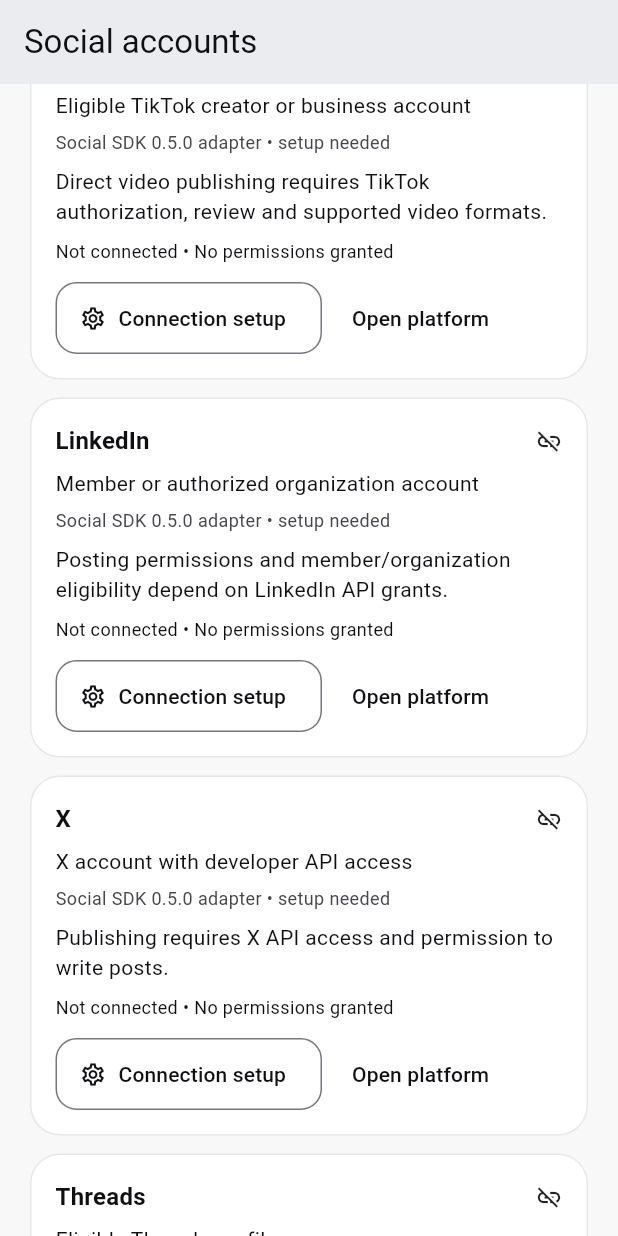
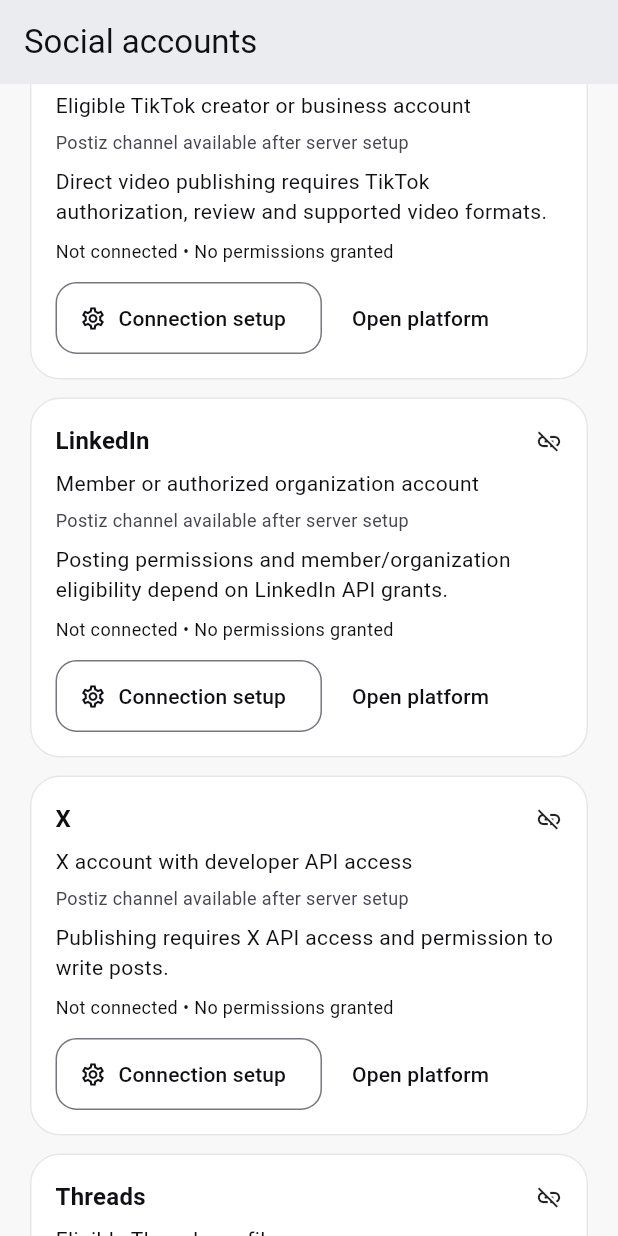
Before and after one commit to Heaven-cc/Shift, a Flutter app: the AccountsScreen screen opened by its route, scrolled down 1152 dp, on a phone screen of 412 x 824 dp. Run offline on Flutter 3.47's test engine with Material 3 defaults, Android fonts, the phone set to English and light mode, and no system bars; our stand-ins replace flutter_riverpod, go_router, image_picker, shared_preferences, supabase_flutter; accounts and stored records are empty; network calls fail.

Commit message:
fix(shift): clarify Postiz account setup in platform catalog

```diff
--- a/mobile/lib/core/social/social_platforms.dart
+++ b/mobile/lib/core/social/social_platforms.dart
@@ -21,8 +21,8 @@
   final bool directSdk;
 
   String get integrationLabel => directSdk
-      ? 'Social SDK 0.5.0 adapter • setup needed'
-      : 'Separate integration needed';
+      ? 'Postiz channel available after server setup'
+      : 'Postiz-supported channel • setup needed';
 }
 
 class ShiftSocialPlatforms {
```
